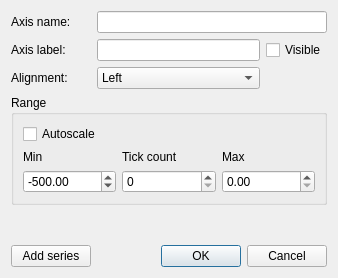
The window that ui/rqt_plot_qtcharts/dialogaxisproperties.ui (Rescube/rqt_plot_qtcharts) describes before a commit, drawn with Qt 5.
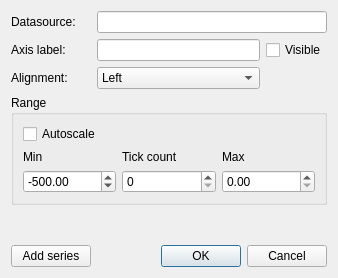
The same window after the commit.

What changed in the file:
```diff
--- a/ui/rqt_plot_qtcharts/dialogaxisproperties.ui
+++ b/ui/rqt_plot_qtcharts/dialogaxisproperties.ui
@@ -131,7 +131,7 @@
    <item row="0" column="0">
     <widget class="QLabel" name="label">
      <property name="text">
-      <string>Axis name:</string>
+      <string>Datasource:</string>
      </property>
     </widget>
    </item>
```
